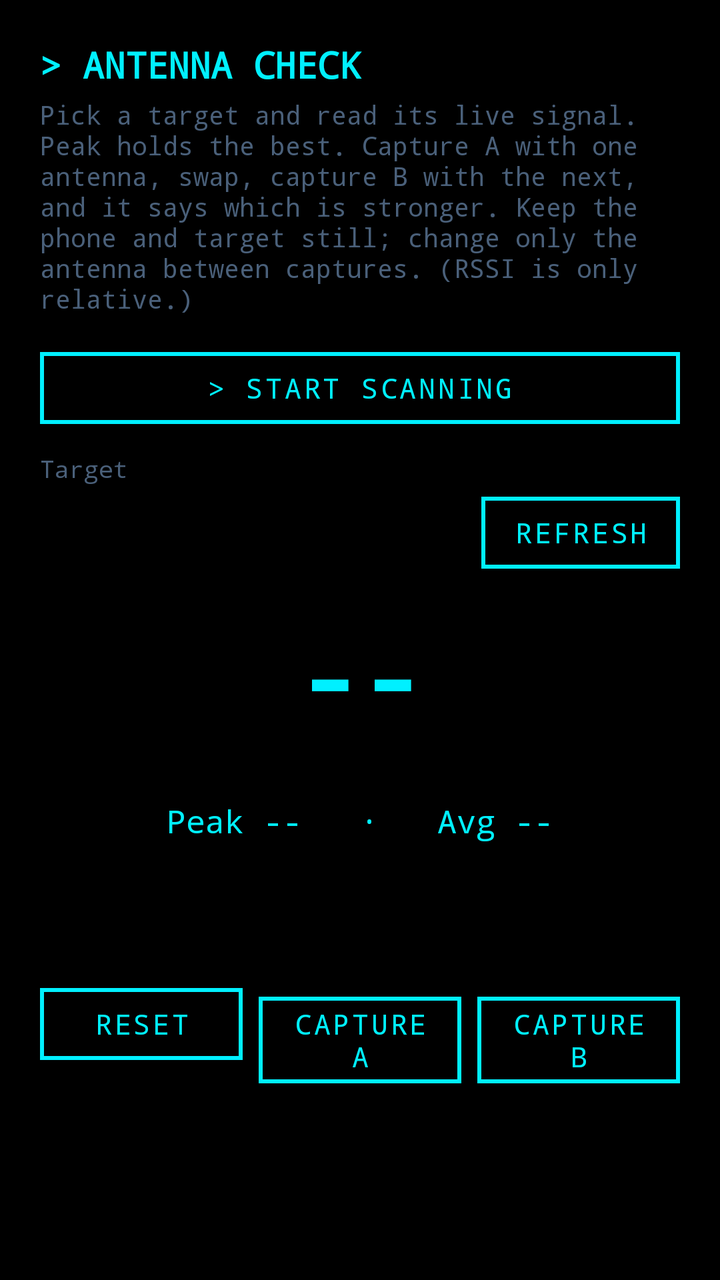
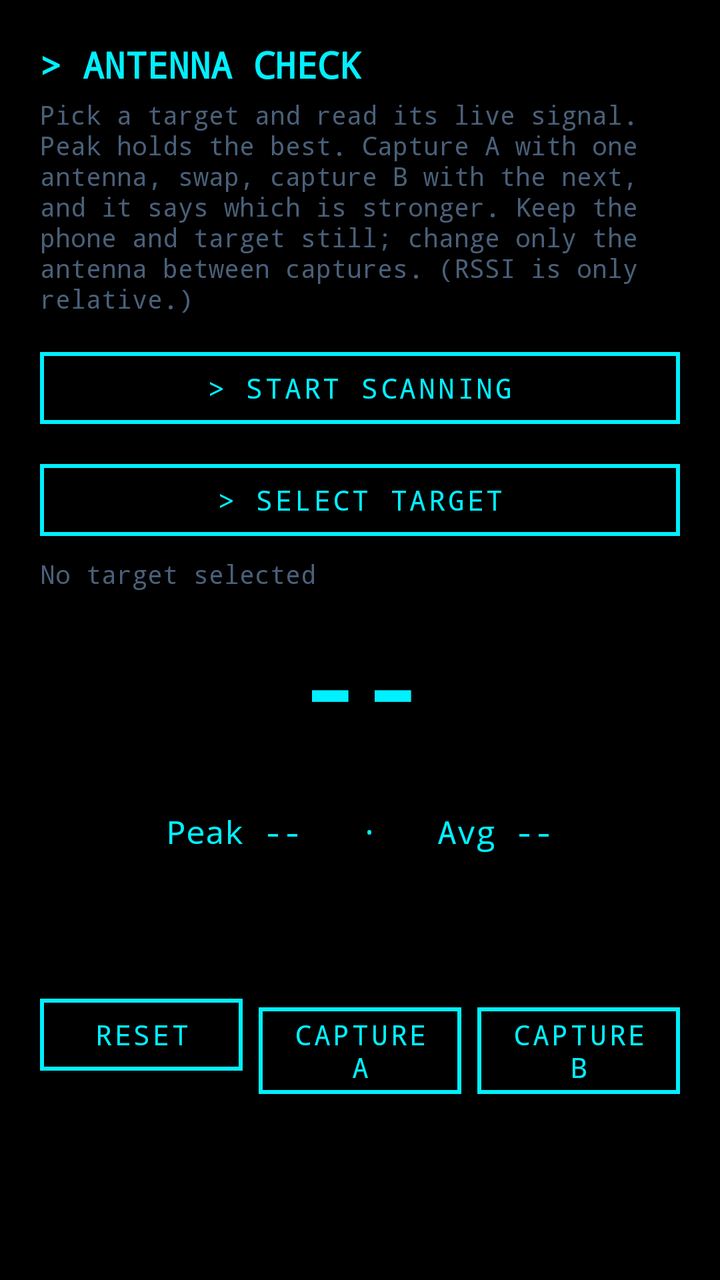

An Android layout rendered at two revisions. The XML below is the earlier revision; the diff shows what the commit changed to produce the second picture.
<!-- AndroidManifest.xml: application theme Theme.WardriveBridge -->
<!-- res/layout/activity_antenna.xml -->
<?xml version="1.0" encoding="utf-8"?>
<ScrollView xmlns:android="http://schemas.android.com/apk/res/android"
    android:layout_width="match_parent"
    android:layout_height="match_parent"
    android:background="@color/background"
    android:fillViewport="true">

    <LinearLayout
        android:layout_width="match_parent"
        android:layout_height="wrap_content"
        android:orientation="vertical"
        android:padding="20dp">

        <TextView
            android:layout_width="match_parent"
            android:layout_height="wrap_content"
            android:text="&gt; ANTENNA CHECK"
            android:textColor="@color/cyan_500"
            android:textSize="18sp"
            android:textStyle="bold"
            android:paddingBottom="4dp" />

        <TextView
            android:layout_width="match_parent"
            android:layout_height="wrap_content"
            android:text="Pick a target and read its live signal. Peak holds the best. Capture A with one antenna, swap, capture B with the next, and it says which is stronger. Keep the phone and target still; change only the antenna between captures. (RSSI is only relative.)"
            android:textColor="@color/text_secondary"
            android:textSize="13sp"
            android:paddingBottom="12dp" />

        <Button
            android:id="@+id/antScanButton"
            android:layout_width="match_parent"
            android:layout_height="wrap_content"
            android:text="&gt; START SCANNING"
            android:layout_marginBottom="8dp" />

        <TextView
            android:layout_width="match_parent"
            android:layout_height="wrap_content"
            android:text="Target"
            android:textColor="@color/text_secondary"
            android:textSize="12sp" />

        <LinearLayout
            android:layout_width="match_parent"
            android:layout_height="wrap_content"
            android:orientation="horizontal"
            android:layout_marginBottom="12dp">

            <Spinner
                android:id="@+id/antTargetSpinner"
                android:layout_width="0dp"
                android:layout_weight="1"
                android:layout_height="wrap_content" />

            <Button
                android:id="@+id/antRefreshButton"
                android:layout_width="wrap_content"
                android:layout_height="wrap_content"
                android:layout_marginStart="8dp"
                android:text="REFRESH" />
        </LinearLayout>

        <TextView
            android:id="@+id/antRssi"
            android:layout_width="match_parent"
            android:layout_height="wrap_content"
            android:gravity="center"
            android:textColor="@color/cyan_500"
            android:textSize="52sp"
            android:textStyle="bold"
            android:text="--" />

        <ProgressBar
            android:id="@+id/antBar"
            style="?android:attr/progressBarStyleHorizontal"
            android:layout_width="match_parent"
            android:layout_height="wrap_content"
            android:max="100"
            android:progress="0"
            android:layout_marginTop="4dp"
            android:layout_marginBottom="8dp" />

        <TextView
            android:id="@+id/antStats"
            android:layout_width="match_parent"
            android:layout_height="wrap_content"
            android:gravity="center"
            android:textColor="@color/text_primary"
            android:textSize="16sp"
            android:text="Peak --   ·   Avg --" />

        <TextView
            android:id="@+id/antSources"
            android:layout_width="match_parent"
            android:layout_height="wrap_content"
            android:gravity="center"
            android:textColor="@color/text_secondary"
            android:textSize="12sp"
            android:layout_marginTop="6dp"
            android:text="" />

        <TextView
            android:id="@+id/antCompare"
            android:layout_width="match_parent"
            android:layout_height="wrap_content"
            android:gravity="center"
            android:textColor="@color/amber_warning"
            android:textSize="15sp"
            android:textStyle="bold"
            android:layout_marginTop="12dp"
            android:text="" />

        <LinearLayout
            android:layout_width="match_parent"
            android:layout_height="wrap_content"
            android:orientation="horizontal"
            android:layout_marginTop="12dp">

            <Button
                android:id="@+id/antResetButton"
                android:layout_width="0dp"
                android:layout_weight="1"
                android:layout_height="wrap_content"
                android:layout_marginEnd="4dp"
                android:text="RESET" />

            <Button
                android:id="@+id/antCaptureAButton"
                android:layout_width="0dp"
                android:layout_weight="1"
                android:layout_height="wrap_content"
                android:layout_marginStart="4dp"
                android:layout_marginEnd="4dp"
                android:text="CAPTURE A" />

            <Button
                android:id="@+id/antCaptureBButton"
                android:layout_width="0dp"
                android:layout_weight="1"
                android:layout_height="wrap_content"
                android:layout_marginStart="4dp"
                android:text="CAPTURE B" />
        </LinearLayout>
    </LinearLayout>
</ScrollView>
<!-- resources referenced by this layout -->
<resources>
  <color name="amber_warning">#FFB000</color>
  <color name="background">#000000</color>
  <color name="cyan_500">#00F0FF</color>
  <color name="text_primary">#00F0FF</color>
  <color name="text_secondary">#4A607A</color>
  <style name="Theme.WardriveBridge" parent="Theme.MaterialComponents.DayNight.NoActionBar">
          <item name="colorPrimary">@color/cyan_500</item>
          <item name="colorPrimaryDark">@color/pure_black</item>
          <item name="colorAccent">@color/cyan_500</item>
          <item name="android:windowBackground">@color/background</item>
          
          <item name="android:textViewStyle">@style/TacticalTextView</item>
          <item name="buttonStyle">@style/TacticalButton</item>
          <item name="materialButtonStyle">@style/TacticalButton</item>
          <item name="android:editTextStyle">@style/TacticalEditText</item>
      </style>
  <color name="pure_black">#000000</color>
  <style name="TacticalTextView" parent="android:Widget.TextView">
          <item name="android:fontFamily">monospace</item>
          <item name="android:typeface">monospace</item>
      </style>
  <style name="TacticalButton" parent="Widget.MaterialComponents.Button.OutlinedButton">
          <item name="android:fontFamily">monospace</item>
          <item name="android:typeface">monospace</item>
          <item name="android:textAllCaps">true</item>
          <item name="android:textColor">@color/cyan_500</item>
          <item name="strokeColor">@color/cyan_500</item>
          <item name="strokeWidth">2dp</item>
          <item name="cornerRadius">0dp</item>
          <item name="rippleColor">@color/cyan_500</item>
          <item name="android:elevation">0dp</item>
          <item name="android:stateListAnimator">@null</item>
      </style>
  <style name="TacticalEditText" parent="android:Widget.EditText">
          <item name="android:fontFamily">monospace</item>
          <item name="android:typeface">monospace</item>
          <item name="android:textColor">@color/text_primary</item>
          <item name="android:textColorHint">@color/text_secondary</item>
      </style>
</resources>

<!-- the commit's change to res/layout/activity_antenna.xml (unified diff, before → after) -->
@@ -35,32 +35,21 @@
             android:text="&gt; START SCANNING"
             android:layout_marginBottom="8dp" />
 
-        <TextView
+        <Button
+            android:id="@+id/antTargetButton"
             android:layout_width="match_parent"
             android:layout_height="wrap_content"
-            android:text="Target"
-            android:textColor="@color/text_secondary"
-            android:textSize="12sp" />
+            android:text="&gt; SELECT TARGET" />
 
-        <LinearLayout
+        <TextView
+            android:id="@+id/antTargetLabel"
             android:layout_width="match_parent"
             android:layout_height="wrap_content"
-            android:orientation="horizontal"
-            android:layout_marginBottom="12dp">
-
-            <Spinner
-                android:id="@+id/antTargetSpinner"
-                android:layout_width="0dp"
-                android:layout_weight="1"
-                android:layout_height="wrap_content" />
-
-            <Button
-                android:id="@+id/antRefreshButton"
-                android:layout_width="wrap_content"
-                android:layout_height="wrap_content"
-                android:layout_marginStart="8dp"
-                android:text="REFRESH" />
-        </LinearLayout>
+            android:text="No target selected"
+            android:textColor="@color/text_secondary"
+            android:textSize="13sp"
+            android:layout_marginTop="4dp"
+            android:layout_marginBottom="12dp" />
 
         <TextView
             android:id="@+id/antRssi"
